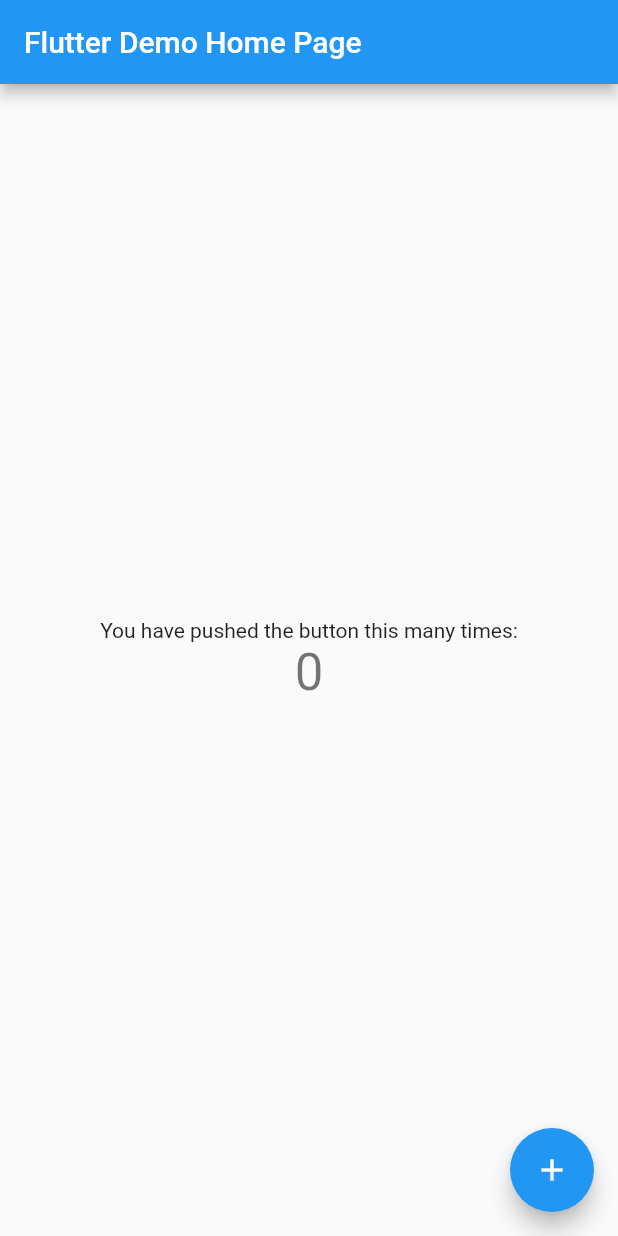
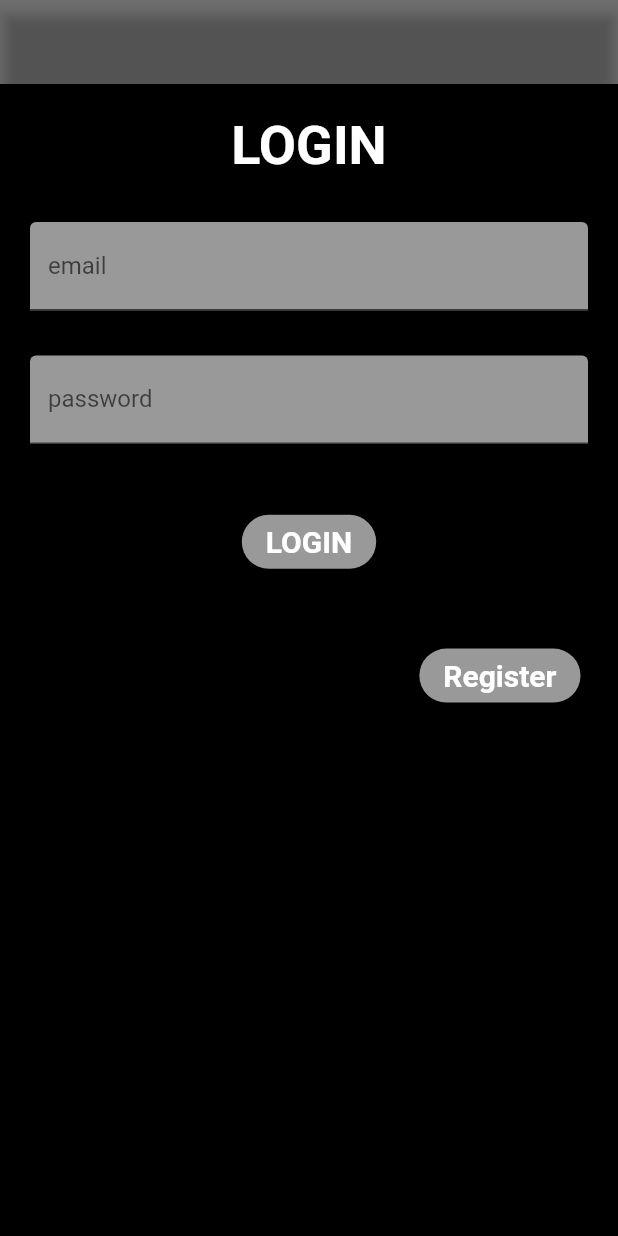
Before and after one commit to FedorViest/MTAA_frontend, a Flutter app: the screen it shows after launch, on a phone screen of 412 x 824 dp. Run offline on Flutter 3.47's test engine with Material 2 defaults, Android fonts, the phone set to English and light mode, and no system bars.

Commit message:
Create login and register screens

```diff
--- /dev/null
+++ b/lib/Screens/login.dart
@@ -0,0 +1,109 @@
+import 'package:flutter/material.dart';
+
+import 'package:frontend/Screens/register.dart';
+
+class LoginScreen extends StatelessWidget{
+  @override
+  Widget build(BuildContext context) {
+    Size size = MediaQuery.of(context).size;
+
+    return Scaffold(
+      appBar: AppBar(
+        backgroundColor: Colors.black54,
+      ),
+      body: Container(
+        color: Colors.black,
+        child: Column(
+          children: <Widget>[
+            Container(
+              alignment: Alignment.topCenter,
+              margin: EdgeInsets.only(top: 20),
+              child: const Text(
+                "LOGIN",
+                style: TextStyle(
+                  fontWeight: FontWeight.bold,
+                  color: Colors.white,
+                  fontSize: 36,
+                ),
+                textAlign: TextAlign.center,
+              ),
+            ),
+
+            Container(
+              alignment: Alignment.center,
+              margin: EdgeInsets.only(left: 20, right: 20, top: 30),
+              child: TextField(
+                style: TextStyle(
+                  color: Colors.white,
+                ),
+                decoration: InputDecoration(
+                  labelText: "email",
+                  filled: true,
+                  fillColor: Colors.white60,
+                ),
+              ),
+            ),
+
+
+            Container(
+              alignment: Alignment.center,
+              margin: EdgeInsets.only(left: 20, right: 20, top: 30),
+              child: TextField(
+                decoration: InputDecoration(
+                  labelText: "password",
+                  filled: true,
+                  fillColor: Colors.white60,
+                ),
+                obscureText: true,
+              ),
+            ),
+
+            SizedBox(height: size.height * 0.05),
+
+            Container(
+              alignment: Alignment.center,
+              child: RaisedButton(
+                onPressed: () {},
+                shape: RoundedRectangleBorder(borderRadius: BorderRadius.circular(50.0)),
+                color: Colors.white60,
+                textColor: Colors.white,
+                child: Text(
+                  "LOGIN",
+                  style: TextStyle(
+                    fontWeight: FontWeight.bold,
+                    fontSize: 20,
+                    color: Colors.white,
+                  ),
+                ),
+              ),
+            ),
+
+            SizedBox(height: size.height * 0.05),
+
+            Container(
+              alignment: Alignment.centerRight,
+              margin: EdgeInsets.symmetric(horizontal: 25, vertical: 0),
+              child: RaisedButton(
+                onPressed: () {
+                  Navigator.of(context).push(MaterialPageRoute(builder: (context) => RegisterScreen()));
+                },
+                shape: RoundedRectangleBorder(borderRadius: BorderRadius.circular(50.0)),
+                color: Colors.white60,
+                textColor: Colors.white,
+                child: Text(
+                  "Register",
+                  style: TextStyle(
+                    fontWeight: FontWeight.bold,
+                    fontSize: 20,
+                    color: Colors.white,
+                  ),
+                ),
+              ),
+            ),
+
+          ],
+        ),
+      )
+    );
+  }
+}
--- a/lib/main.dart
+++ b/lib/main.dart
@@ -1,4 +1,6 @@
 import 'package:flutter/material.dart';
+
+import 'Screens/login.dart';
 
 void main() {
   runApp(const MyApp());
@@ -11,20 +13,12 @@ class MyApp extends StatelessWidget {
   @override
   Widget build(BuildContext context) {
     return MaterialApp(
-      title: 'Flutter Demo',
+      title: 'Login',
+      debugShowCheckedModeBanner: false,
       theme: ThemeData(
-        // This is the theme of your application.
-        //
-        // Try running your application with "flutter run". You'll see the
-        // application has a blue toolbar. Then, without quitting the app, try
-        // changing the primarySwatch below to Colors.green and then invoke
-        // "hot reload" (press "r" in the console where you ran "flutter run",
-        // or simply save your changes to "hot reload" in a Flutter IDE).
-        // Notice that the counter didn't reset back to zero; the application
-        // is not restarted.
-        primarySwatch: Colors.blue,
+        primaryColor: Colors.blue,
       ),
-      home: const MyHomePage(title: 'Flutter Demo Home Page'),
+      home: LoginScreen(),
     );
   }
 }
--- a/pubspec.yaml
+++ b/pubspec.yaml
@@ -46,6 +46,12 @@ dev_dependencies:
   # rules and activating additional ones.
   flutter_lints: ^1.0.0
 
+  flutter_native_splash: ^2.1.5
+
+flutter_native_splash:
+  color: "6932a8"
+  image: assets/unknown.png
+
 # For information on the generic Dart part of this file, see the
 # following page: https://dart.dev/tools/pub/pubspec
 
```
Also changed, not shown: lib/Screens/register.dart (added, +98 -0 lines), pubspec.lock, 9 other files.
